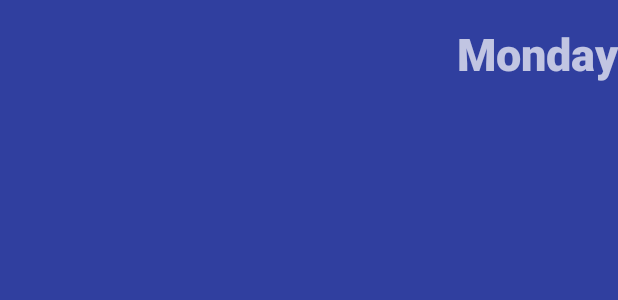
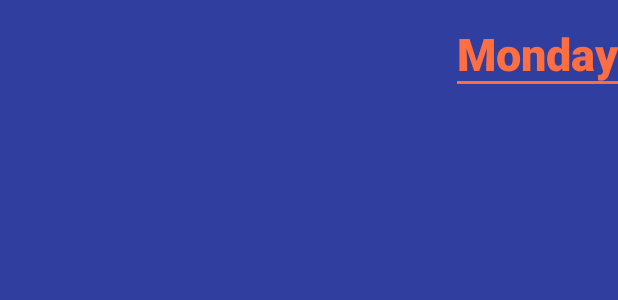
Before and after one commit to LeoVS09/Timetable-Android-client, an Android app: the layout day.xml on its own in the app's theme, with its tools: preview values and no code run, on a phone screen of 412 x 824 dp. Shown: the top 300 px of the screen. Run offline under Robolectric (Android 15) with nearby library versions, the phone set to English and light mode, and no system bars.

Commit message:
stage alpha

```diff
--- a/app/build.gradle
+++ b/app/build.gradle
@@ -9,7 +9,7 @@ android {
         minSdkVersion 15
         targetSdkVersion 24
         versionCode 1
-        versionName "1.0"
+        versionName "0.0.1"
     }
     buildTypes {
         release {
--- a/app/src/main/java/edu/bonch/leovs09/timetable/MainActivity.java
+++ b/app/src/main/java/edu/bonch/leovs09/timetable/MainActivity.java
@@ -242,12 +242,12 @@ public class MainActivity extends AppCompatActivity {
         }
 
         public void refresh(){
-//            if (! this.isDetached()) {
+            if (! this.isDetached()) {
                 getFragmentManager().beginTransaction()
                         .detach(this)
                         .attach(this)
                         .commit();
-//            }
+            }
         }
 
     }
--- a/app/src/main/res/drawable/card_background.xml
+++ b/app/src/main/res/drawable/line_bottom_header.xml
@@ -3,7 +3,7 @@
 
     <item>
         <shape android:shape="rectangle">
-            <solid android:color="@color/colorPrimary"/>
+            <solid android:color="@color/colorHeaders1"/>
             <!--<corners android:radius="1dp"/>-->
         </shape>
     </item>
@@ -14,9 +14,9 @@
         android:left="0dp"
         android:right="0dp"
         android:top="0dp"
-        android:bottom="1dp">
+        android:bottom="2dp">
         <shape android:shape="rectangle">
-            <solid android:color="@color/colorPrimaryDark"/>
+            <solid android:color="@color/colorPrimaryMedium"/>
             <!--<corners android:radius="2dp"/>-->
         </shape>
     </item>
--- a/app/src/main/res/layout/activity_main.xml
+++ b/app/src/main/res/layout/activity_main.xml
@@ -6,7 +6,8 @@
     android:layout_width="match_parent"
     android:layout_height="match_parent"
     android:fitsSystemWindows="true"
-    tools:context="edu.bonch.leovs09.timetable.MainActivity">
+    tools:context="edu.bonch.leovs09.timetable.MainActivity"
+    android:background="@color/colorPrimaryMedium">
 
     <android.support.design.widget.AppBarLayout
         android:id="@+id/appbar"
@@ -31,8 +32,7 @@
         android:id="@+id/container"
         android:layout_width="match_parent"
         android:layout_height="match_parent"
-        app:layout_behavior="@string/appbar_scrolling_view_behavior"
-        android:background="@color/colorPrimaryDark" />
+        app:layout_behavior="@string/appbar_scrolling_view_behavior" />
 
     <android.support.design.widget.FloatingActionButton
         android:id="@+id/fab"
--- a/app/src/main/res/layout/day.xml
+++ b/app/src/main/res/layout/day.xml
@@ -2,20 +2,21 @@
 <LinearLayout xmlns:android="http://schemas.android.com/apk/res/android"
     android:orientation="vertical" android:layout_width="match_parent"
     android:layout_height="match_parent"
-    android:background="@color/colorPrimaryDark">
+    android:background="@color/colorPrimaryMedium">
 
     <TextView android:id="@+id/dayName"
         android:layout_width="wrap_content"
         android:layout_height="wrap_content"
         android:text="Monday"
-        android:fontFamily="sans-serif-medium"
+        android:fontFamily="@string/roboto_medium"
         android:textSize="30sp"
         android:textStyle="bold"
         xmlns:android="http://schemas.android.com/apk/res/android"
-        android:textColor="@color/abc_secondary_text_material_dark"
+        android:textColor="@color/colorHeaders1"
         android:textAlignment="gravity"
         android:layout_gravity="right"
-        android:layout_marginTop="15sp" />
+        android:layout_marginTop="15sp"
+        android:background="@drawable/line_bottom_header"/>
 
     <TableLayout android:id="@+id/dayLessons"
         android:layout_width="match_parent"
--- a/app/src/main/res/layout/fragment_main.xml
+++ b/app/src/main/res/layout/fragment_main.xml
@@ -29,9 +29,9 @@
                 android:id="@+id/weekName"
                 style="@style/Base.Theme.AppCompat.DialogWhenLarge"
                 android:textSize="35dp"
-                android:fontFamily="sans-serif-condensed"
+                android:fontFamily="@string/roboto_black"
                 android:textStyle="bold"
-                android:textColor="@color/colorPrimary"
+                android:textColor="@color/colorText"
                 android:textColorHighlight="@color/colorAccent" />
         </LinearLayout>
     </ScrollView>
--- a/app/src/main/res/values/colors.xml
+++ b/app/src/main/res/values/colors.xml
@@ -1,7 +1,10 @@
 <?xml version="1.0" encoding="utf-8"?>
 <resources>
-    <color name="colorPrimary">#c5cae9</color>
+    <color name="colorPrimary">#3F51B5</color>
+    <color name="colorPrimaryMedium">#303F9F</color>
     <color name="colorPrimaryDark">#303f9f</color>
     <color name="colorAccent">#212121</color>
-    <color name="lessonNameText">#ff5722</color>
+    <color name="colorText">#eeeeee</color>
+    <color name="colorHeaders2">#FF6E40</color>
+    <color name="colorHeaders1">#FF6E40</color>
 </resources>
```
Also changed, not shown: app/src/main/res/drawable/line_bottom_lesson.xml (added, +25 -0 lines), app/src/main/res/layout/row.xml (+5 -5 lines), app/src/main/res/values/fonts.xml (added, +9 -0 lines).
